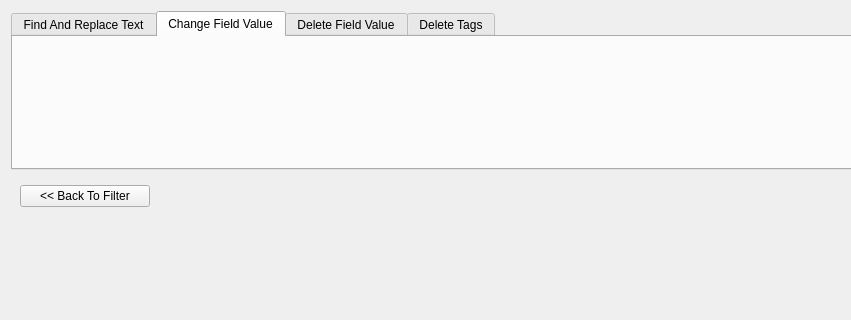
This is src/sdltm/ui/BatchEdit.ui in RWS/sdltm_browser as Qt 5 draws it before an edit; both pictures show x 0 to 851 and y 0 to 320 of the 1037 by 750 pixel window. The edited form follows.
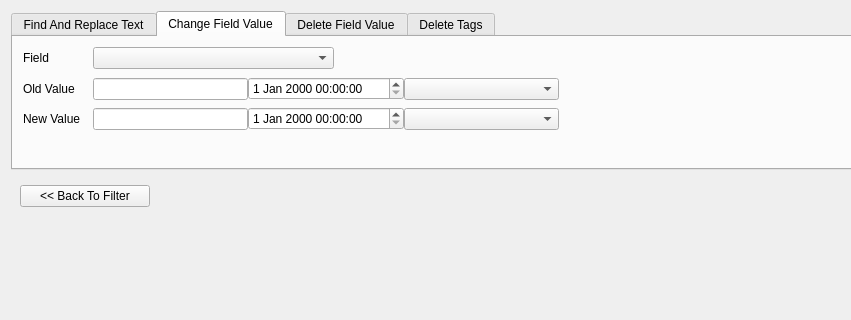
This is the edited form. The open tabs and pages were chosen to show the change. Custom widgets are drawn as their Qt base class.

Commit message:
change field value (not complete)
Still to do: multitext + checklist

Patch:
```diff
--- a/src/sdltm/ui/BatchEdit.ui
+++ b/src/sdltm/ui/BatchEdit.ui
@@ -229,6 +229,201 @@
       <attribute name="title">
        <string>Change Field Value</string>
       </attribute>
+      <widget class="QLabel" name="label_5">
+       <property name="geometry">
+        <rect>
+         <x>10</x>
+         <y>10</y>
+         <width>47</width>
+         <height>21</height>
+        </rect>
+       </property>
+       <property name="text">
+        <string>Field</string>
+       </property>
+      </widget>
+      <widget class="QComboBox" name="editField">
+       <property name="geometry">
+        <rect>
+         <x>80</x>
+         <y>10</y>
+         <width>241</width>
+         <height>22</height>
+        </rect>
+       </property>
+      </widget>
+      <widget class="QLabel" name="label_6">
+       <property name="geometry">
+        <rect>
+         <x>10</x>
+         <y>40</y>
+         <width>70</width>
+         <height>24</height>
+        </rect>
+       </property>
+       <property name="text">
+        <string>Old Value</string>
+       </property>
+      </widget>
+      <widget class="QLabel" name="label_7">
+       <property name="geometry">
+        <rect>
+         <x>10</x>
+         <y>70</y>
+         <width>70</width>
+         <height>24</height>
+        </rect>
+       </property>
+       <property name="text">
+        <string>New Value</string>
+       </property>
+      </widget>
+      <widget class="QWidget" name="oldValue" native="true">
+       <property name="geometry">
+        <rect>
+         <x>80</x>
+         <y>40</y>
+         <width>621</width>
+         <height>24</height>
+        </rect>
+       </property>
+       <layout class="QHBoxLayout" name="horizontalLayout_4">
+        <property name="spacing">
+         <number>0</number>
+        </property>
+        <property name="leftMargin">
+         <number>0</number>
+        </property>
+        <property name="topMargin">
+         <number>0</number>
+        </property>
+        <property name="rightMargin">
+         <number>0</number>
+        </property>
+        <property name="bottomMargin">
+         <number>0</number>
+        </property>
+        <item>
+         <widget class="QLineEdit" name="oldText">
+          <property name="sizePolicy">
+           <sizepolicy hsizetype="Expanding" vsizetype="Fixed">
+            <horstretch>1</horstretch>
+            <verstretch>0</verstretch>
+           </sizepolicy>
+          </property>
+         </widget>
+        </item>
+        <item>
+         <widget class="QDateTimeEdit" name="oldDate">
+          <property name="sizePolicy">
+           <sizepolicy hsizetype="Minimum" vsizetype="Fixed">
+            <horstretch>1</horstretch>
+            <verstretch>0</verstretch>
+           </sizepolicy>
+          </property>
+         </widget>
+        </item>
+        <item>
+         <widget class="QComboBox" name="oldList">
+          <property name="sizePolicy">
+           <sizepolicy hsizetype="Preferred" vsizetype="Fixed">
+            <horstretch>1</horstretch>
+            <verstretch>0</verstretch>
+           </sizepolicy>
+          </property>
+         </widget>
+        </item>
+        <item>
+         <widget class="QCheckList" name="oldCheckList" native="true">
+          <property name="sizePolicy">
+           <sizepolicy hsizetype="Preferred" vsizetype="Preferred">
+            <horstretch>1</horstretch>
+            <verstretch>0</verstretch>
+           </sizepolicy>
+          </property>
+          <property name="minimumSize">
+           <size>
+            <width>0</width>
+            <height>0</height>
+           </size>
+          </property>
+         </widget>
+        </item>
+       </layout>
+      </widget>
+      <widget class="QWidget" name="newValue" native="true">
+       <property name="geometry">
+        <rect>
+         <x>80</x>
+         <y>70</y>
+         <width>621</width>
+         <height>24</height>
+        </rect>
+       </property>
+       <layout class="QHBoxLayout" name="horizontalLayout_5">
+        <property name="spacing">
+         <number>0</number>
+        </property>
+        <property name="leftMargin">
+         <number>0</number>
+        </property>
+        <property name="topMargin">
+         <number>0</number>
+        </property>
+        <property name="rightMargin">
+         <number>0</number>
+        </property>
+        <property name="bottomMargin">
+         <number>0</number>
+        </property>
+        <item>
+         <widget class="QLineEdit" name="newText">
+          <property name="sizePolicy">
+           <sizepolicy hsizetype="Expanding" vsizetype="Fixed">
+            <horstretch>1</horstretch>
+            <verstretch>0</verstretch>
+           </sizepolicy>
+          </property>
+         </widget>
+        </item>
+        <item>
+         <widget class="QDateTimeEdit" name="newDate">
+          <property name="sizePolicy">
+           <sizepolicy hsizetype="Minimum" vsizetype="Fixed">
+            <horstretch>1</horstretch>
+            <verstretch>0</verstretch>
+           </sizepolicy>
+          </property>
+         </widget>
+        </item>
+        <item>
+         <widget class="QComboBox" name="newList">
+          <property name="sizePolicy">
+           <sizepolicy hsizetype="Preferred" vsizetype="Fixed">
+            <horstretch>1</horstretch>
+            <verstretch>0</verstretch>
+           </sizepolicy>
+          </property>
+         </widget>
+        </item>
+        <item>
+         <widget class="QCheckList" name="newCheckList" native="true">
+          <property name="sizePolicy">
+           <sizepolicy hsizetype="Preferred" vsizetype="Preferred">
+            <horstretch>1</horstretch>
+            <verstretch>0</verstretch>
+           </sizepolicy>
+          </property>
+          <property name="minimumSize">
+           <size>
+            <width>0</width>
+            <height>0</height>
+           </size>
+          </property>
+         </widget>
+        </item>
+       </layout>
+      </widget>
      </widget>
      <widget class="QWidget" name="tab_3">
       <attribute name="title">
@@ -312,6 +507,14 @@
    </item>
   </layout>
  </widget>
+ <customwidgets>
+  <customwidget>
+   <class>QCheckList</class>
+   <extends>QWidget</extends>
+   <header>qchecklist.h</header>
+   <container>1</container>
+  </customwidget>
+ </customwidgets>
  <resources/>
  <connections/>
 </ui>
```
The commit also changes 18 other files.
